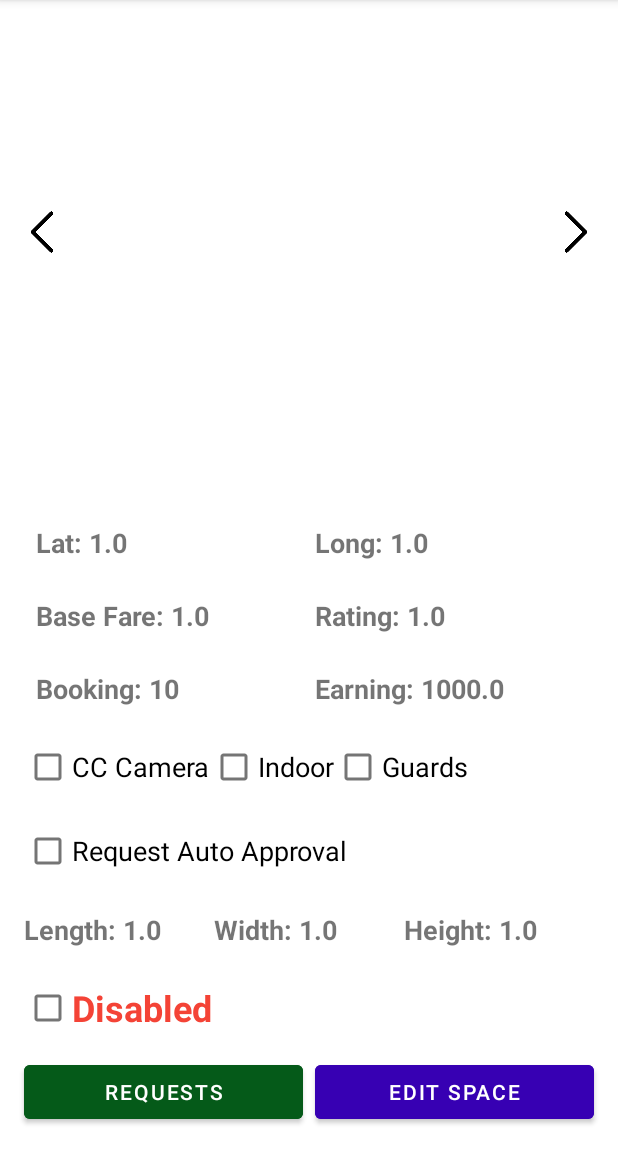
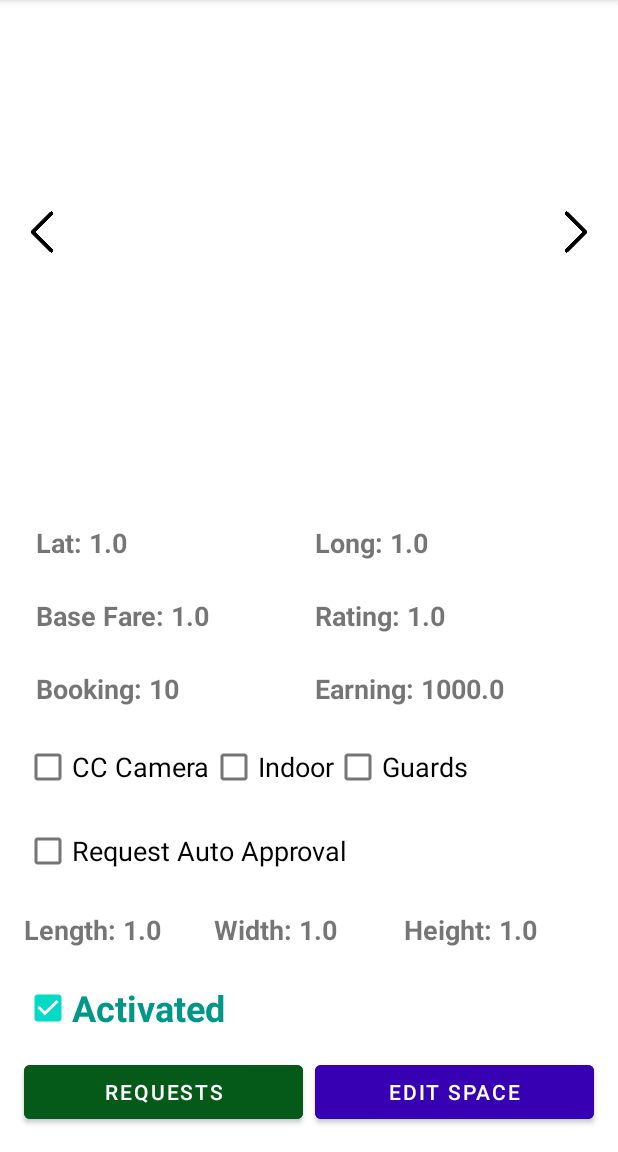
Before and after one commit to ParkedCar-Dev/ParkedCar-Owner, an Android app: the screen it shows after launch (SpaceActivity), after a tap on "1.0", on a phone screen of 412 x 824 dp, the part 84-1236 px from its top. Run offline under Robolectric (Android 15) with nearby library versions, the phone set to English and light mode, and no system bars; network calls fail.

Commit message:
Space List / Dashboard Activity Done

```diff
--- a/app/src/main/java/com/example/spaceowner/model/data/Space.java
+++ b/app/src/main/java/com/example/spaceowner/model/data/Space.java
@@ -55,7 +55,7 @@ public class Space implements Serializable {
         length = width = height = 1;
         latitude = longitude = 1;
         baseFare = 1;
-        status = "requested";
+        status = "active";
         security = new String[]{"", "", ""};
         autoApproval = false;
         images = new String[]{};
@@ -64,6 +64,8 @@ public class Space implements Serializable {
         timeSlots = new boolean[]{true, true, true, false, false, false, false};
         totalBooks = 1;
         city = "DHAKA";
+        securityMeasures = "";
+        message = "";
     }
 
     public Space(Space currentSpace) {
--- a/app/src/main/java/com/example/spaceowner/view/dashboard/DashboardActivity.java
+++ b/app/src/main/java/com/example/spaceowner/view/dashboard/DashboardActivity.java
@@ -12,9 +12,12 @@ import android.util.Log;
 import android.view.MenuItem;
 
 import com.example.spaceowner.R;
+import com.example.spaceowner.model.data.Space;
 import com.example.spaceowner.utils.TokenManager;
 import com.example.spaceowner.view.addspace.AddSpaceActivity;
 import com.example.spaceowner.view.auth.AuthActivity;
+import com.example.spaceowner.view.space.SpaceActivity;
+import com.example.spaceowner.view.space.SpaceViewpagerAdapter;
 import com.example.spaceowner.viewmodel.SpaceListViewModel;
 import com.example.spaceowner.viewmodel.ViewModelFactory;
 import com.google.android.material.floatingactionbutton.FloatingActionButton;
@@ -105,4 +108,12 @@ public class DashboardActivity extends AppCompatActivity implements NavigationVi
         }
         return true;
     }
+
+    public void changeFragment(Space space, SpaceViewpagerAdapter.SpaceFragmentType fragmentType){
+//        Intent intent = new Intent(itemView.getContext(), SpaceActivity.class);
+        Intent intent = new Intent(this, SpaceActivity.class);
+        intent.putExtra("space", space);
+        intent.putExtra("fragment", fragmentType);
+        startActivity(intent);
+    }
 }
--- a/app/src/main/java/com/example/spaceowner/view/dashboard/ActiveSpaceRecyclerViewAdapter.java
+++ b/app/src/main/java/com/example/spaceowner/view/dashboard/adapters/ActiveSpaceRecyclerViewAdapter.java
@@ -1,4 +1,4 @@
-package com.example.spaceowner.view.dashboard;
+package com.example.spaceowner.view.dashboard.adapters;
 
 import android.content.Intent;
 import android.util.Log;
@@ -14,6 +14,7 @@ import androidx.recyclerview.widget.RecyclerView;
 
 import com.example.spaceowner.R;
 import com.example.spaceowner.model.data.Space;
+import com.example.spaceowner.view.dashboard.DashboardActivity;
 import com.example.spaceowner.view.space.SpaceActivity;
 import com.example.spaceowner.view.space.SpaceViewpagerAdapter;
 import com.example.spaceowner.viewmodel.SpaceListViewModel;
@@ -32,36 +33,12 @@ class ActiveSpaceViewHolder extends RecyclerView.ViewHolder{
         basefare = itemView.findViewById(R.id.active_base_fare);
         rating = itemView.findViewById(R.id.active_rating);
 
-        itemView.setOnClickListener(new View.OnClickListener() {
-            @Override
-            public void onClick(View v) {
-                Toast.makeText(itemView.getContext(), "Show "+space.getLocationId()+" Details", Toast.LENGTH_SHORT).show();
-                changeFragment(SpaceViewpagerAdapter.SpaceFragmentType.DETAILS);
-            }
-        });
         requestButton = itemView.findViewById(R.id.requests);
         disableButton = itemView.findViewById(R.id.disable);
 
-        requestButton.setOnClickListener(new View.OnClickListener(){
-            @Override
-            public void onClick(View v) {
-                Toast.makeText(itemView.getContext(), "Show "+space.getLocationId()+" Requests", Toast.LENGTH_SHORT).show();
-                changeFragment(SpaceViewpagerAdapter.SpaceFragmentType.REQUESTS);
-            }
-        });
-        disableButton.setOnClickListener(new View.OnClickListener() {
-            @Override
-            public void onClick(View v) {
-                Toast.makeText(itemView.getContext(), "Disable "+space.getLocationId(), Toast.LENGTH_SHORT).show();
-                viewModel.updateStatus(space.getLocationId(), "disabled");
-            }
-        });
-    }
-    public void changeFragment(SpaceViewpagerAdapter.SpaceFragmentType fragmentType){
-        Intent intent = new Intent(itemView.getContext(), SpaceActivity.class);
-        intent.putExtra("space", space);
-        intent.putExtra("fragment", fragmentType);
-        itemView.getContext().startActivity(intent);
+        itemView.setOnClickListener(v -> ((DashboardActivity)itemView.getContext()).changeFragment(space, SpaceViewpagerAdapter.SpaceFragmentType.DETAILS));
+        requestButton.setOnClickListener(v -> ((DashboardActivity)itemView.getContext()).changeFragment(space, SpaceViewpagerAdapter.SpaceFragmentType.REQUESTS));
+        disableButton.setOnClickListener(v -> viewModel.updateStatus(space.getLocationId(), "disabled"));
     }
 }
 
--- a/app/src/main/java/com/example/spaceowner/view/dashboard/fragments/ActiveSpotsFragment.java
+++ b/app/src/main/java/com/example/spaceowner/view/dashboard/fragments/ActiveSpotsFragment.java
@@ -15,7 +15,7 @@ import android.widget.Toast;
 
 import com.example.spaceowner.R;
 import com.example.spaceowner.view.auth.AuthActivity;
-import com.example.spaceowner.view.dashboard.ActiveSpaceRecyclerViewAdapter;
+import com.example.spaceowner.view.dashboard.adapters.ActiveSpaceRecyclerViewAdapter;
 import com.example.spaceowner.viewmodel.SpaceListViewModel;
 import com.example.spaceowner.viewmodel.ViewModelFactory;
 
--- a/app/src/main/java/com/example/spaceowner/view/dashboard/fragments/DisabledSpotsFragment.java
+++ b/app/src/main/java/com/example/spaceowner/view/dashboard/fragments/DisabledSpotsFragment.java
@@ -1,6 +1,5 @@
 package com.example.spaceowner.view.dashboard.fragments;
 
-import android.content.Intent;
 import android.os.Bundle;
 
 import androidx.fragment.app.Fragment;
@@ -14,8 +13,7 @@ import android.view.ViewGroup;
 import android.widget.Toast;
 
 import com.example.spaceowner.R;
-import com.example.spaceowner.view.auth.AuthActivity;
-import com.example.spaceowner.view.dashboard.DisabledSpaceRecyclerViewAdapter;
+import com.example.spaceowner.view.dashboard.adapters.DisabledSpaceRecyclerViewAdapter;
 import com.example.spaceowner.viewmodel.SpaceListViewModel;
 import com.example.spaceowner.viewmodel.ViewModelFactory;
 
--- a/app/src/main/java/com/example/spaceowner/view/dashboard/fragments/RequestedSpotsFragment.java
+++ b/app/src/main/java/com/example/spaceowner/view/dashboard/fragments/RequestedSpotsFragment.java
@@ -13,8 +13,7 @@ import android.view.ViewGroup;
 import android.widget.Toast;
 
 import com.example.spaceowner.R;
-import com.example.spaceowner.view.dashboard.DisabledSpaceRecyclerViewAdapter;
-import com.example.spaceowner.view.dashboard.RequestedSpaceRecyclerViewAdapter;
+import com.example.spaceowner.view.dashboard.adapters.RequestedSpaceRecyclerViewAdapter;
 import com.example.spaceowner.viewmodel.SpaceListViewModel;
 import com.example.spaceowner.viewmodel.ViewModelFactory;
 
--- a/app/src/main/java/com/example/spaceowner/view/space/fragments/SpaceDetailsFragment.java
+++ b/app/src/main/java/com/example/spaceowner/view/space/fragments/SpaceDetailsFragment.java
@@ -115,19 +115,26 @@ public class SpaceDetailsFragment extends Fragment {
         auto_approval.setChecked(currentSpace.isAutoApprove());
 
         activated.setChecked(currentSpace.isActivated());
-        checkActivated();
+        changeStatusText(currentSpace);
         activated.setOnClickListener((v) -> {
-            checkActivated();
+            if(activated.isChecked()) currentSpace.setStatus("active");
+            else currentSpace.setStatus("disabled");
+            changeStatusText(currentSpace);
+            viewModel.updateStatus(currentSpace.getLocationId(), currentSpace.getStatus());
         });
     }
 
-    private void checkActivated() {
+    private void changeStatusText(Space space) {
         if(activated.isChecked()) {
             activated.setText("Activated");
             activated.setTextColor(getResources().getColor(R.color.tilt));
-        }else{
+        }else if(space.getStatus().equals("disabled")){
             activated.setText("Disabled");
             activated.setTextColor(getResources().getColor(R.color.red));
+        }else if(space.getStatus().equals("requested")){
+            activated.setText("Requested");
+            activated.setTextColor(getResources().getColor(R.color.yellow));
+            activated.setEnabled(false);
         }
     }
 }
--- a/app/src/main/java/com/example/spaceowner/viewmodel/SpaceViewModel.java
+++ b/app/src/main/java/com/example/spaceowner/viewmodel/SpaceViewModel.java
@@ -66,4 +66,8 @@ public class SpaceViewModel extends ViewModel {
     public MutableLiveData<Boolean> getSpaceUpdateResult(){
         return spaceUpdateResult;
     }
+
+    public void updateStatus(int locationId, String status) {
+        spaceRepository.updateStatus(locationId, status, new MutableLiveData<>());
+    }
 }
--- a/app/src/main/res/values/colors.xml
+++ b/app/src/main/res/values/colors.xml
@@ -9,4 +9,5 @@
     <color name="white">#FFFFFFFF</color>
     <color name="tilt">#009688</color>
     <color name="red">#F44336</color>
+    <color name="yellow">#FFEB3B</color>
 </resources>
```
Also changed, not shown: app/src/main/java/com/example/spaceowner/view/dashboard/adapters/DisabledSpaceRecyclerViewAdapter.java (renamed from app/src/main/java/com/example/spaceowner/view/dashboard/DisabledSpaceRecyclerViewAdapter.java, +5 -14 lines), app/src/main/java/com/example/spaceowner/view/dashboard/adapters/RequestedSpaceRecyclerViewAdapter.java (renamed from app/src/main/java/com/example/spaceowner/view/dashboard/RequestedSpaceRecyclerViewAdapter.java, +5 -13 lines).
